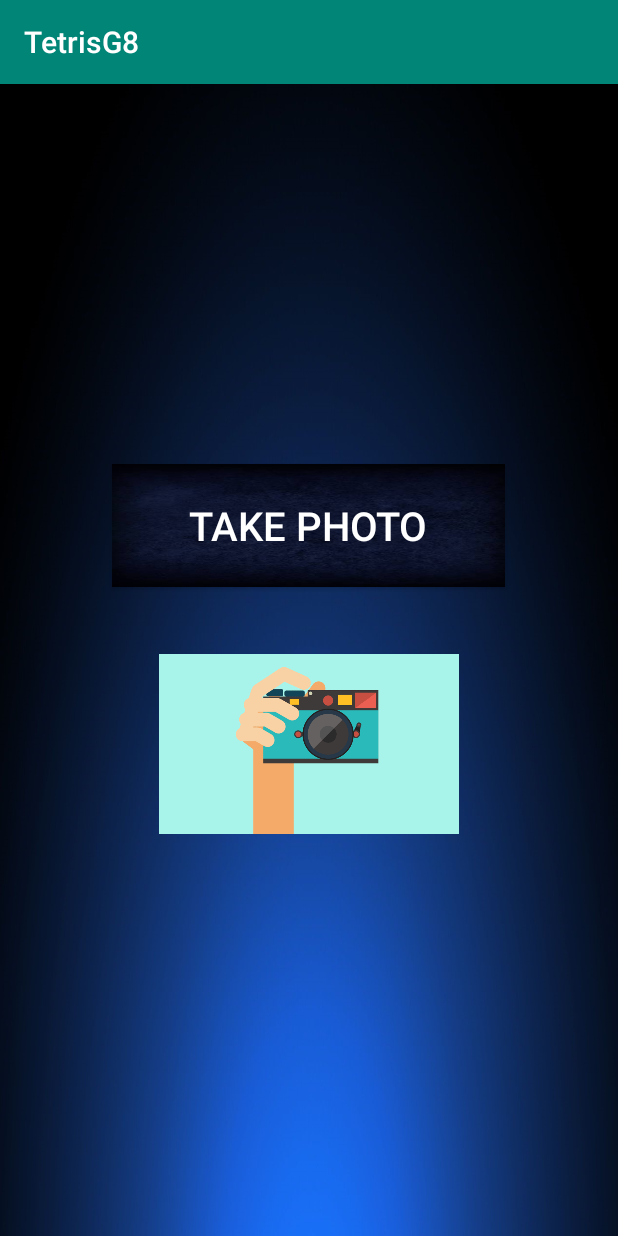
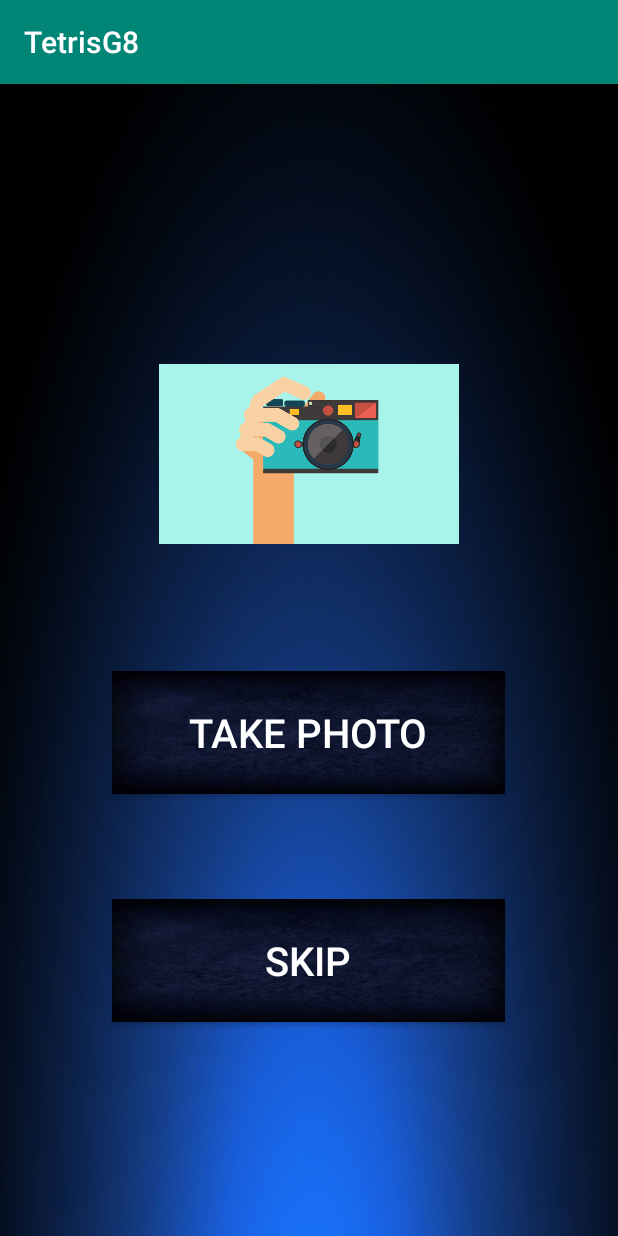
Before and after one commit to ivchicano/TetrisG8, an Android app: the TakePhoto screen opened directly, with no data from a screen before it, on a phone screen of 412 x 824 dp. Run offline under Robolectric (Android 15) with nearby library versions, the light colour scheme and no system bars; 2 statements that could not run were skipped.

Commit message:
Added 3/5 new features (sound,no photo and button to main sceen)

```diff
--- a/app/src/main/res/layout/click_photo.xml
+++ b/app/src/main/res/layout/click_photo.xml
@@ -10,22 +10,6 @@
     android:orientation="vertical">
 
 
-
-
-    <Button
-        android:id="@+id/button01"
-        android:layout_width="262dp"
-        android:layout_height="82dp"
-        android:layout_marginLeft="50dp"
-        android:layout_marginRight="50dp"
-        android:layout_marginTop="70dp"
-        android:layout_marginBottom="0dp"
-        android:background="@drawable/dark"
-        android:onClick="foto"
-        android:text="Take Photo"
-        android:textColor="@color/colorWhite"
-        android:textSize="12pt" />
-
     <ImageView
         android:id="@+id/fotoUsuario"
         android:layout_width="200dp"
@@ -34,4 +18,34 @@
         android:layout_marginBottom="40dp"
         android:src="@drawable/take_photo"></ImageView>
 
+    <Button
+        android:id="@+id/button01"
+        android:layout_width="262dp"
+        android:layout_height="82dp"
+        android:layout_marginLeft="50dp"
+        android:layout_marginRight="50dp"
+        android:layout_marginBottom="0dp"
+        android:background="@drawable/dark"
+        android:onClick="foto"
+        android:text="Take Photo"
+        android:textColor="@color/colorWhite"
+        android:textSize="12pt" />
+    <Button
+        android:id="@+id/button02"
+        android:layout_width="262dp"
+        android:layout_height="82dp"
+        android:layout_marginLeft="50dp"
+        android:layout_marginRight="50dp"
+        android:layout_marginTop="70dp"
+        android:layout_marginBottom="0dp"
+        android:background="@drawable/dark"
+        android:onClick="skip"
+        android:text="Skip"
+        android:textColor="@color/colorWhite"
+        android:textSize="12pt" />
+
+
+
+
+
 </LinearLayout>
--- a/app/src/main/res/xml/preferencias.xml
+++ b/app/src/main/res/xml/preferencias.xml
@@ -5,4 +5,10 @@
         android:entryValues="@array/numGamas"
         android:key="lista"
         android:title="Seleccione la gama de colores"></ListPreference>
+
+    <ListPreference
+        android:entries="@array/list"
+        android:entryValues="@array/numList"
+        android:key="musicList"
+        android:title="Música"></ListPreference>
 </PreferenceScreen>
```
Also changed, not shown: app/src/main/java/com/example/tetrisg8/FuncionamientoJuego.java (+10 -5 lines), app/src/main/java/com/example/tetrisg8/GameOverActivity.java (+12 -6 lines), app/src/main/java/com/example/tetrisg8/TakePhoto.java (+8 -0 lines), app/src/main/res/layout/game_over.xml (+15 -0 lines), app/src/main/res/values/arrays.xml (+8 -0 lines), 2 other files.
